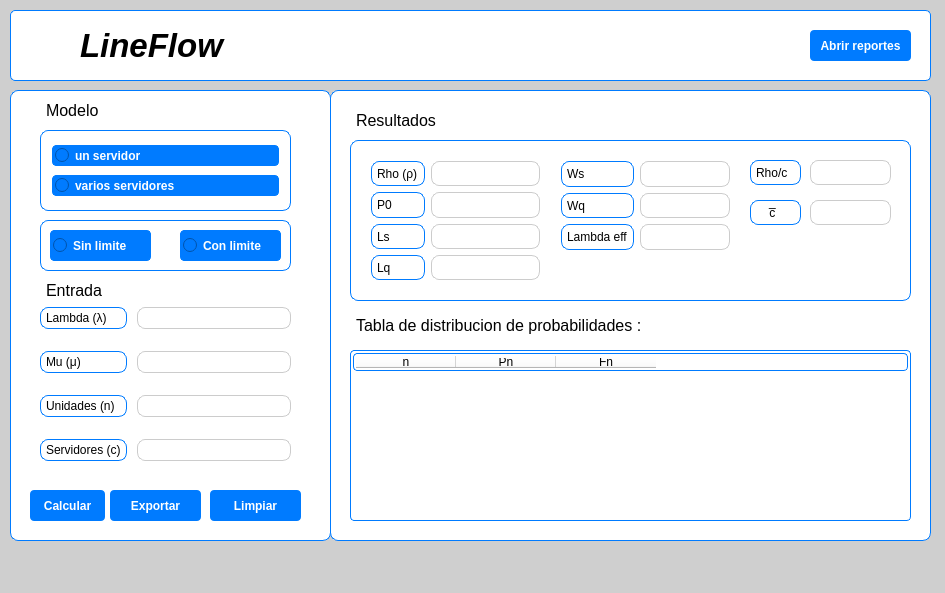
Before: the Qt Designer form lineFlow.ui in santiagoTrivi/lineFlow, drawn with Qt 5.
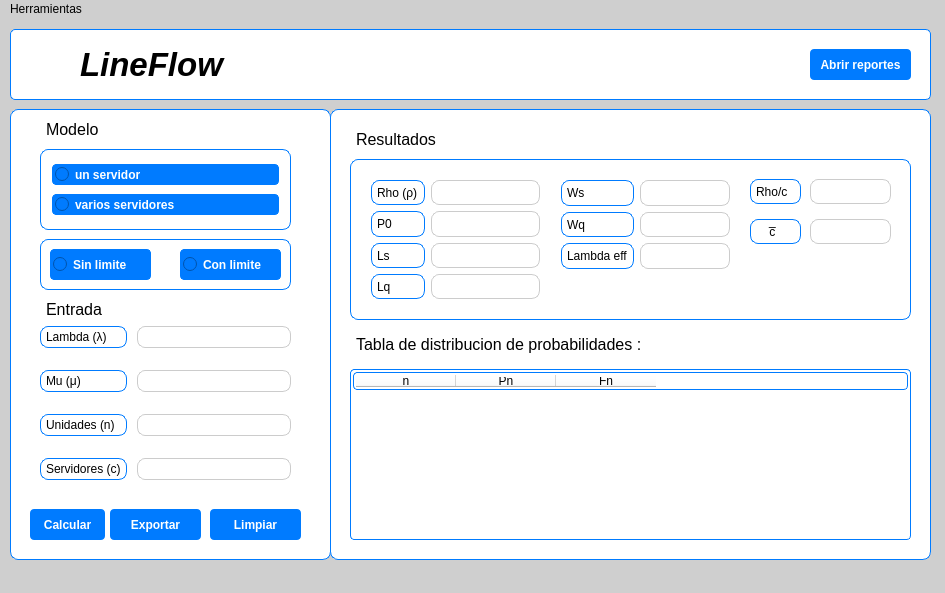
After: the same form once the commit is applied. Icons and pictures are not drawn.

What changed in the file:
```diff
--- a/lineFlow.ui
+++ b/lineFlow.ui
@@ -936,6 +936,13 @@
      <height>21</height>
     </rect>
    </property>
+   <widget class="QMenu" name="menuHerramientas">
+    <property name="title">
+     <string>Herramientas</string>
+    </property>
+    <addaction name="openGeneratorWindow"/>
+   </widget>
+   <addaction name="menuHerramientas"/>
   </widget>
   <widget class="QStatusBar" name="statusbar"/>
  </widget>
```
Left out of the diff: 5 changed lines with no effect on the pictures.
